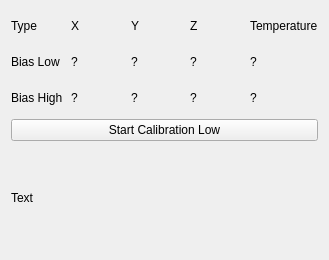
Before: the Qt Designer form src/brickv/plugin_system/plugins/imu/ui/calibrate_gyroscope_bias.ui in Tinkerforge/brickv, drawn with Qt 5.
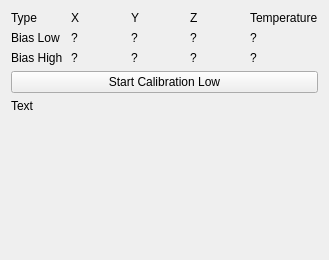
After: the same form once the commit is applied.

Commit message: imu: Add button to restore factory calibration

Diff of the .ui file:
```diff
--- a/src/brickv/plugin_system/plugins/imu/ui/calibrate_gyroscope_bias.ui
+++ b/src/brickv/plugin_system/plugins/imu/ui/calibrate_gyroscope_bias.ui
@@ -142,6 +142,19 @@
        </property>
       </widget>
      </item>
+     <item>
+      <spacer name="verticalSpacer">
+       <property name="orientation">
+        <enum>Qt::Vertical</enum>
+       </property>
+       <property name="sizeHint" stdset="0">
+        <size>
+         <width>20</width>
+         <height>40</height>
+        </size>
+       </property>
+      </spacer>
+     </item>
     </layout>
    </item>
   </layout>
```
The commit also changes 6 other files.
